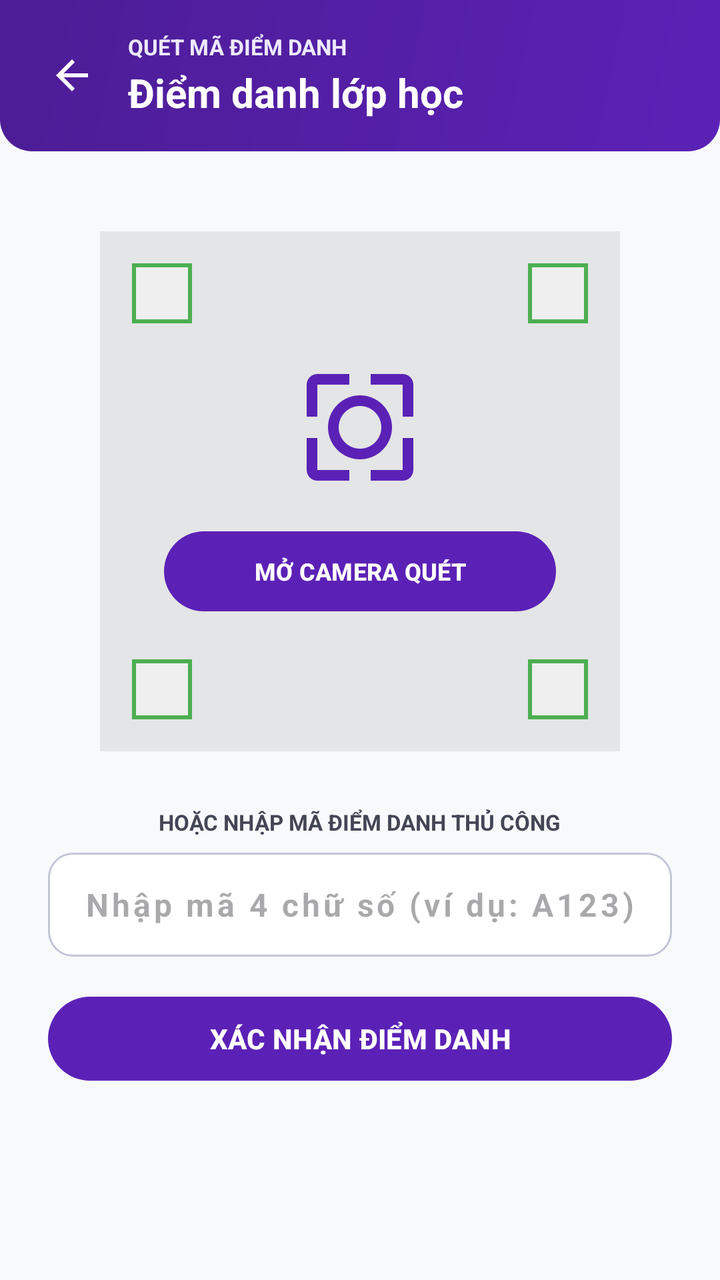
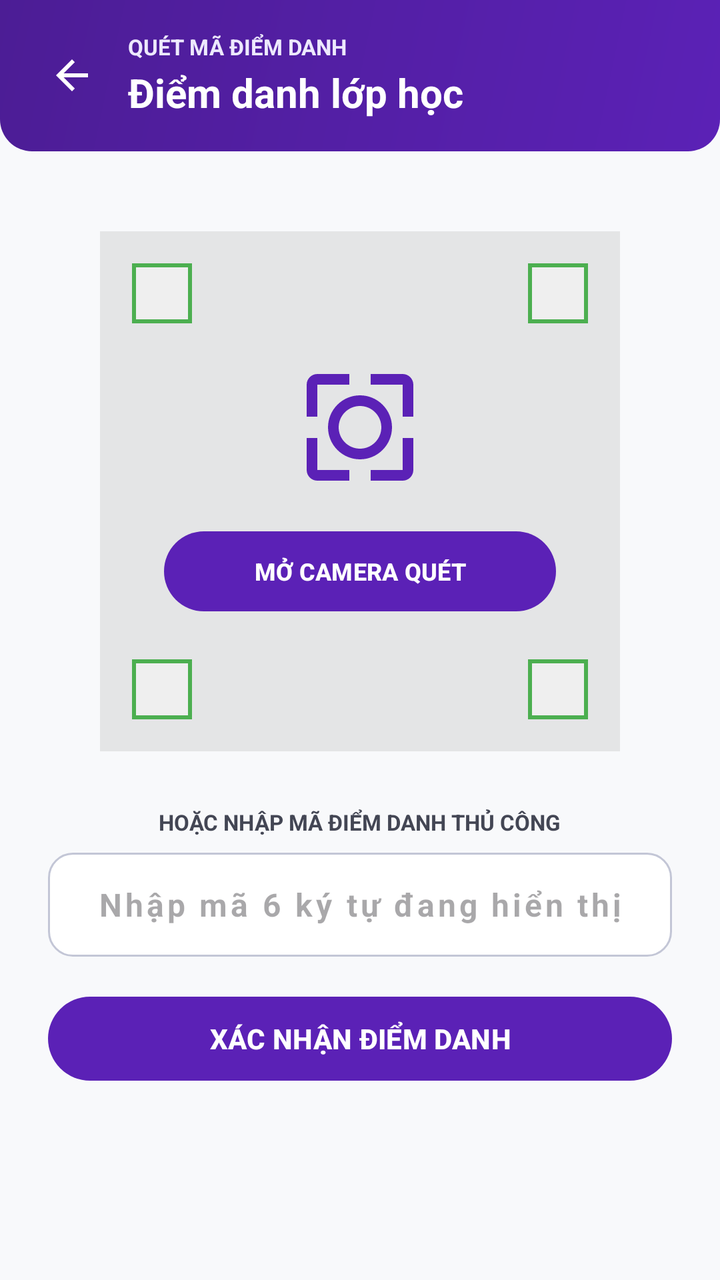

An Android layout rendered at two revisions. The XML below is the earlier revision; the diff shows what the commit changed to produce the second picture.
<!-- AndroidManifest.xml: application theme Theme.Kstudy -->
<!-- res/layout/fragment_student_scan.xml -->
<?xml version="1.0" encoding="utf-8"?>
<RelativeLayout xmlns:android="http://schemas.android.com/apk/res/android"
    xmlns:app="http://schemas.android.com/apk/res-auto"
    android:layout_width="match_parent"
    android:layout_height="match_parent"
    android:background="@color/background">

    
    <LinearLayout
        android:id="@+id/layoutStudentHeader"
        android:layout_width="match_parent"
        android:layout_height="wrap_content"
        android:background="@drawable/bg_gradient_blue"
        android:orientation="horizontal"
        android:gravity="center_vertical"
        android:padding="16dp">

        <ImageView
            android:id="@+id/btnBackStudentScan"
            android:layout_width="40dp"
            android:layout_height="40dp"
            android:padding="8dp"
            android:src="@drawable/ic_back"
            android:background="?android:attr/selectableItemBackgroundBorderless"
            android:contentDescription="Back" />

        <LinearLayout
            android:layout_width="0dp"
            android:layout_height="wrap_content"
            android:layout_weight="1"
            android:layout_marginStart="8dp"
            android:orientation="vertical">

            <TextView
                android:layout_width="wrap_content"
                android:layout_height="wrap_content"
                android:text="QUÉT MÃ ĐIỂM DANH"
                android:textColor="@color/primary_container"
                android:textSize="11sp"
                android:textStyle="bold" />

            <TextView
                android:layout_width="wrap_content"
                android:layout_height="wrap_content"
                android:layout_marginTop="2dp"
                android:text="Điểm danh lớp học"
                android:textColor="@color/white"
                android:textSize="20sp"
                android:textStyle="bold" />
        </LinearLayout>
    </LinearLayout>

    <ScrollView
        android:layout_width="match_parent"
        android:layout_height="match_parent"
        android:layout_below="@id/layoutStudentHeader"
        android:fillViewport="true">

        <LinearLayout
            android:layout_width="match_parent"
            android:layout_height="wrap_content"
            android:gravity="center_horizontal"
            android:orientation="vertical"
            android:padding="24dp">

            
            <FrameLayout
                android:layout_width="260dp"
                android:layout_height="260dp"
                android:layout_marginTop="16dp"
                android:background="#15000000"
                android:padding="16dp">

                
                <View
                    android:layout_width="30dp"
                    android:layout_height="30dp"
                    android:layout_gravity="top|left"
                    android:background="@color/present" />

                <View
                    android:layout_width="26dp"
                    android:layout_height="26dp"
                    android:layout_gravity="top|left"
                    android:layout_margin="2dp"
                    android:background="#EFEFEF" />

                <View
                    android:layout_width="30dp"
                    android:layout_height="30dp"
                    android:layout_gravity="top|right"
                    android:background="@color/present" />

                <View
                    android:layout_width="26dp"
                    android:layout_height="26dp"
                    android:layout_gravity="top|right"
                    android:layout_margin="2dp"
                    android:background="#EFEFEF" />

                <View
                    android:layout_width="30dp"
                    android:layout_height="30dp"
                    android:layout_gravity="bottom|left"
                    android:background="@color/present" />

                <View
                    android:layout_width="26dp"
                    android:layout_height="26dp"
                    android:layout_gravity="bottom|left"
                    android:layout_margin="2dp"
                    android:background="#EFEFEF" />

                <View
                    android:layout_width="30dp"
                    android:layout_height="30dp"
                    android:layout_gravity="bottom|right"
                    android:background="@color/present" />

                <View
                    android:layout_width="26dp"
                    android:layout_height="26dp"
                    android:layout_gravity="bottom|right"
                    android:layout_margin="2dp"
                    android:background="#EFEFEF" />

                
                <LinearLayout
                    android:layout_width="match_parent"
                    android:layout_height="match_parent"
                    android:gravity="center"
                    android:orientation="vertical"
                    android:padding="16dp">

                    <ImageView
                        android:layout_width="64dp"
                        android:layout_height="64dp"
                        android:src="@drawable/ic_scan"
                        app:tint="@color/primary" />

                    <Button
                        android:id="@+id/btnStartCameraScan"
                        style="@style/Widget.Material3.Button"
                        android:layout_width="match_parent"
                        android:layout_height="wrap_content"
                        android:layout_marginTop="16dp"
                        android:text="MỞ CAMERA QUÉT"
                        android:textColor="@color/white"
                        android:textStyle="bold"
                        android:textSize="12sp" />
                </LinearLayout>
            </FrameLayout>

            
            <TextView
                android:layout_width="wrap_content"
                android:layout_height="wrap_content"
                android:layout_marginTop="28dp"
                android:text="HOẶC NHẬP MÃ ĐIỂM DANH THỦ CÔNG"
                android:textColor="@color/text_secondary"
                android:textSize="11sp"
                android:textStyle="bold" />

            
            <EditText
                android:id="@+id/etScanCode"
                android:layout_width="match_parent"
                android:layout_height="52dp"
                android:layout_marginTop="8dp"
                android:background="@drawable/bg_edit_text"
                android:gravity="center"
                android:hint="Nhập mã 4 chữ số (ví dụ: A123)"
                android:inputType="textCapCharacters"
                android:maxLength="10"
                android:textColor="@color/black"
                android:textSize="16sp"
                android:textStyle="bold"
                android:letterSpacing="0.1" />

            <Button
                android:id="@+id/btnSubmitScanCode"
                style="@style/Widget.Material3.Button"
                android:layout_width="match_parent"
                android:layout_height="50dp"
                android:layout_marginTop="16dp"
                android:layout_marginBottom="32dp"
                android:text="XÁC NHẬN ĐIỂM DANH"
                android:textColor="@color/white"
                android:textStyle="bold" />
        </LinearLayout>
    </ScrollView>
</RelativeLayout>
<!-- resources referenced by this layout -->
<resources>
  <color name="background">#F8F9FB</color>
  <color name="black">#FF000000</color>
  <color name="present">#4CAF50</color>
  <color name="primary">#5B21B6</color>
  <color name="primary_container">#EDE9FE</color>
  <color name="text_secondary">#434654</color>
  <color name="white">#FFFFFFFF</color>
  <!-- drawable bg_edit_text (drawable) -->
  <?xml version="1.0" encoding="utf-8"?>
  <shape xmlns:android="http://schemas.android.com/apk/res/android"
      android:shape="rectangle">
      <solid android:color="@color/surface" />
      <corners android:radius="12dp" />
      <stroke
          android:width="1dp"
          android:color="@color/outline_variant" />
  </shape>
  <!-- drawable bg_gradient_blue (drawable) -->
  <?xml version="1.0" encoding="utf-8"?>
  <shape xmlns:android="http://schemas.android.com/apk/res/android"
      android:shape="rectangle">
      <gradient
          android:angle="135"
          android:endColor="@color/primary_dark"
          android:startColor="@color/primary" />
      <corners
          android:bottomLeftRadius="16dp"
          android:bottomRightRadius="16dp" />
  </shape>
  <!-- drawable ic_back (drawable) -->
  <vector xmlns:android="http://schemas.android.com/apk/res/android"
      android:width="24dp"
      android:height="24dp"
      android:viewportWidth="24"
      android:viewportHeight="24">
    <path
        android:fillColor="#FFFFFFFF"
        android:pathData="M20,11H7.83l5.59,-5.59L12,4l-8,8 8,8 1.41,-1.41L7.83,13H20v-2z"/>
  </vector>
  <!-- drawable ic_scan (drawable) -->
  <vector xmlns:android="http://schemas.android.com/apk/res/android"
      android:width="24dp"
      android:height="24dp"
      android:viewportWidth="24"
      android:viewportHeight="24">
      <path
          android:fillColor="#FF000000"
          android:pathData="M4,4h6V2H4C2.9,2 2,2.9 2,4v6h2V4zM20,2h-6v2h6v6h2V4C22,2.9 21.1,2 20,2zM4,20h6v2H4c-1.1,0 -2,-0.9 -2,-2v-6h2V20zM20,20h-6v2h6c1.1,0 2,-0.9 2,-2v-6h-2V20zM12,6c-3.3,0 -6,2.7 -6,6s2.7,6 6,6s6,-2.7 6,-6S15.3,6 12,6zM12,16c-2.2,0 -4,-1.8 -4,-4s1.8,-4 4,-4s4,1.8 4,4S14.2,16 12,16z"/>
  </vector>
  <style name="Theme.Kstudy" parent="Base.Theme.Kstudy" />
  <color name="surface">#FFFFFF</color>
  <color name="outline_variant">#C3C6D6</color>
  <color name="primary_dark">#4C1D95</color>
  <style name="Base.Theme.Kstudy" parent="Theme.Material3.Light.NoActionBar">
          
          <item name="colorPrimary">@color/primary</item>
          <item name="colorOnPrimary">@color/white</item>
      </style>
</resources>

<!-- the commit's change to res/layout/fragment_student_scan.xml (unified diff, before → after) -->
@@ -169,7 +169,7 @@
                 android:layout_marginTop="8dp"
                 android:background="@drawable/bg_edit_text"
                 android:gravity="center"
-                android:hint="Nhập mã 4 chữ số (ví dụ: A123)"
+                android:hint="Nhập mã 6 ký tự đang hiển thị"
                 android:inputType="textCapCharacters"
                 android:maxLength="10"
                 android:textColor="@color/black"
